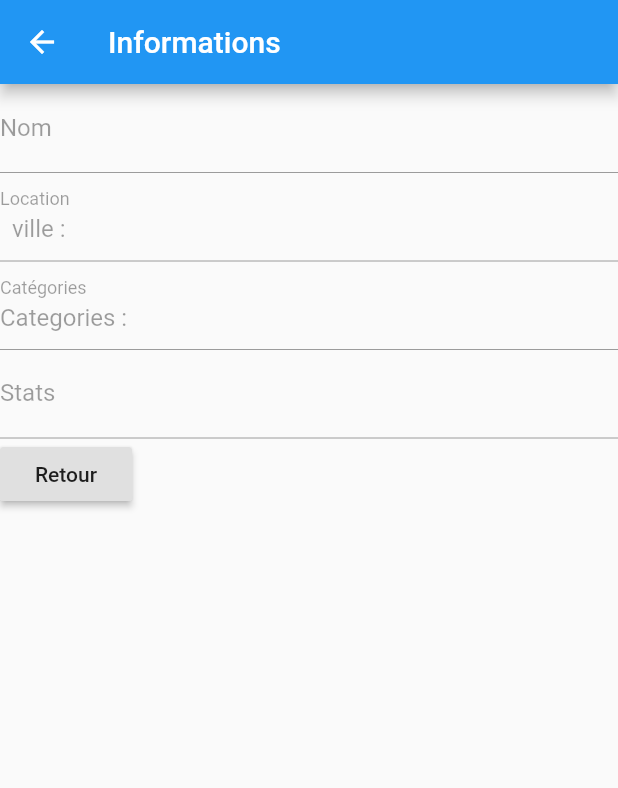
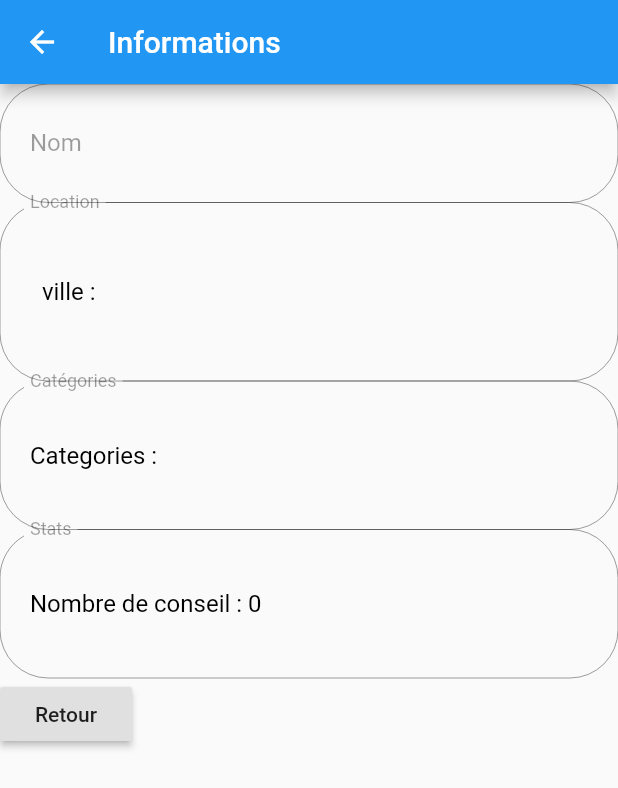
Before and after one commit to AnPasco/projet_flutter, a Flutter app: the SecondRoute screen opened directly with empty values, on a phone screen of 412 x 824 dp. Shown: the top 788 px of the screen. Run offline on Flutter 3.47's test engine with Material 2 defaults, Android fonts, the phone set to English and light mode, and no system bars; generated files the repository leaves out were written again.

Commit message:
hc : style texte page 2

```diff
--- a/lib/Stats.dart
+++ b/lib/Stats.dart
@@ -10,4 +10,11 @@ class Stat {
   Stat(this.tipCount, this.usersCount);
 
   static fromJson(Map<String,dynamic > json) {}
+
+  @override
+  String toString() {
+    return 'Nombre de conseil : $tipCount\nNombre de passage : $usersCount';
+  }
+
+
 }
--- a/lib/main.dart
+++ b/lib/main.dart
@@ -149,10 +149,9 @@ class SecondRoute extends StatelessWidget {
 
   @override
   Widget build(BuildContext context) {
-    _ControllerStats.text = "";
+    _ControllerStats.text = venues.stat.toString();
     _ControllerNom.text = venues.name;
     _ControllerLocalision.text = venues.location.toString();
-    _ControllerCategorie.text ="" ;
     _ControllerCategorie.text = venues.categories.toString();
     return Scaffold(
       appBar: AppBar(
@@ -162,22 +161,39 @@ class SecondRoute extends StatelessWidget {
         crossAxisAlignment: CrossAxisAlignment.start,
         children: <Widget>[
           TextFormField(
-            decoration: InputDecoration(labelText: 'Nom'),
+            style: new TextStyle(fontWeight: FontWeight.normal, color: Colors.black),
+            decoration: InputDecoration(labelText: 'Nom',contentPadding: EdgeInsets.fromLTRB(20.0, 50.0, 20.0, 10.0),
+              border: OutlineInputBorder(
+                  borderRadius: BorderRadius.circular(32.0)
+              ),),
             enabled: false,
             controller:_ControllerNom ,
+
           ),
           TextFormField(
-            decoration: InputDecoration(labelText: 'Location'),
+            style: new TextStyle(fontWeight: FontWeight.normal, color: Colors.black),
+            decoration: InputDecoration(labelText: 'Location',contentPadding: EdgeInsets.fromLTRB(20.0, 50.0, 50.0, 50.0),
+              border: OutlineInputBorder(
+                  borderRadius: BorderRadius.circular(32.0)
+              ),),
             enabled: false,
             controller: _ControllerLocalision,
           ),
           TextFormField(
-            decoration: InputDecoration(labelText: 'Catégories'),
+            style: new TextStyle(fontWeight: FontWeight.normal, color: Colors.black),
+            decoration: InputDecoration(labelText: 'Catégories',contentPadding: EdgeInsets.fromLTRB(20.0, 70.0, 20.0, 10.0),
+              border: OutlineInputBorder(
+                  borderRadius: BorderRadius.circular(32.0)
+              ),),
             enabled: false,
             controller:  _ControllerCategorie,
           ),
           TextFormField(
-            decoration: InputDecoration(labelText: 'Stats'),
+            style: new TextStyle(fontWeight: FontWeight.normal, color: Colors.black),
+            decoration: InputDecoration(labelText: 'Stats',contentPadding: EdgeInsets.fromLTRB(20.0, 70.0, 20.0, 10.0),
+              border: OutlineInputBorder(
+                  borderRadius: BorderRadius.circular(32.0)
+              ),),
             enabled: false,
             controller: _ControllerStats,
           ),
```
